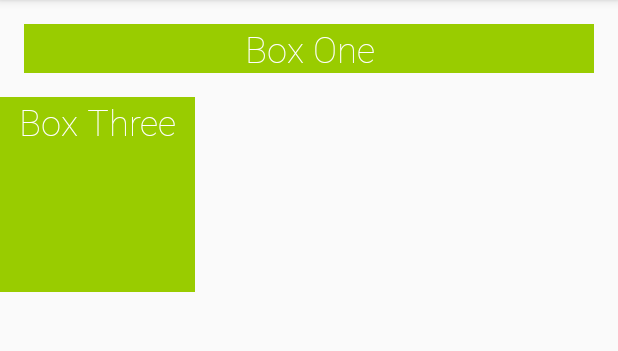
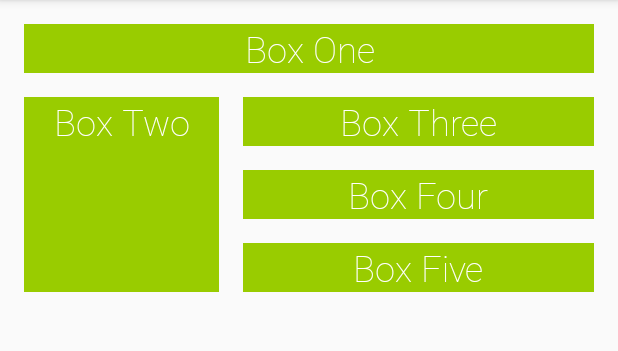
Before and after one commit to alexandre-trapp/ColorMyViews, an Android app: the screen it shows after launch (MainActivity), on a phone screen of 412 x 824 dp, the part 84-435 px from its top. Run offline under Robolectric (Android 15) with nearby library versions, the phone set to English and light mode, and no system bars.

Commit message:
add boxes 3, 4, 5, use chains to align responsive portrait and landscape

```diff
--- a/app/src/main/res/layout/activity_main.xml
+++ b/app/src/main/res/layout/activity_main.xml
@@ -25,8 +25,49 @@
         android:layout_width="130dp"
         android:layout_height="130dp"
         android:layout_marginTop="16dp"
+        android:text="@string/box_two"
+        app:layout_constraintStart_toStartOf="@+id/box_one_text"
+        app:layout_constraintTop_toBottomOf="@+id/box_one_text" />
+
+    <TextView
+        android:id="@+id/box_three_text"
+        style="@style/WhiteBox"
+        android:layout_width="0dp"
+        android:layout_height="wrap_content"
+        android:layout_marginStart="16dp"
+        android:layout_marginEnd="16dp"
         android:text="@string/box_three"
-        app:layout_constraintTop_toBottomOf="@+id/box_one_text"
-        tools:layout_editor_absoluteX="16dp" />
+        app:layout_constraintBottom_toTopOf="@+id/box_four_text"
+        app:layout_constraintEnd_toEndOf="parent"
+        app:layout_constraintStart_toEndOf="@+id/box_two_text"
+        app:layout_constraintTop_toTopOf="@+id/box_two_text" />
+
+    <TextView
+        android:id="@+id/box_five_text"
+        style="@style/WhiteBox"
+        android:layout_width="0dp"
+        android:layout_height="wrap_content"
+        android:layout_marginStart="16dp"
+        android:layout_marginEnd="16dp"
+        android:text="@string/box_five"
+        app:layout_constraintBottom_toBottomOf="@+id/box_two_text"
+        app:layout_constraintEnd_toEndOf="parent"
+        app:layout_constraintStart_toEndOf="@+id/box_two_text"
+        app:layout_constraintTop_toBottomOf="@+id/box_four_text" />
+
+    <TextView
+        android:id="@+id/box_four_text"
+        style="@style/WhiteBox"
+        android:layout_width="0dp"
+        android:layout_height="wrap_content"
+        android:layout_marginStart="16dp"
+        android:layout_marginTop="16dp"
+        android:layout_marginEnd="16dp"
+        android:layout_marginBottom="16dp"
+        android:text="@string/box_four"
+        app:layout_constraintBottom_toTopOf="@+id/box_five_text"
+        app:layout_constraintEnd_toEndOf="parent"
+        app:layout_constraintStart_toEndOf="@+id/box_two_text"
+        app:layout_constraintTop_toBottomOf="@+id/box_three_text" />
 
 </androidx.constraintlayout.widget.ConstraintLayout>
```
